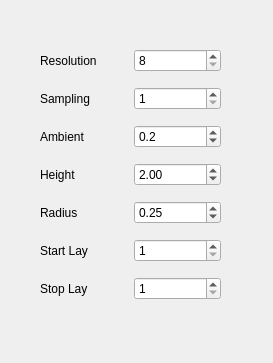
The window that Windows/UI_files/StateMenu.ui (LemurPwned/VISM) describes before a commit, drawn with Qt 5.
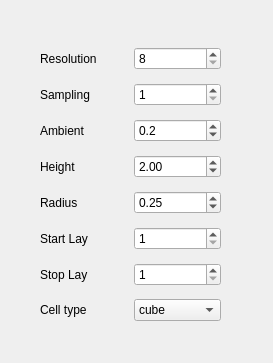
The same window after the commit.

Commit message: added dynamic structure change to the GUI

What changed in the file:
```diff
--- a/Windows/UI_files/StateMenu.ui
+++ b/Windows/UI_files/StateMenu.ui
@@ -19,7 +19,7 @@
      <x>40</x>
      <y>40</y>
      <width>181</width>
-     <height>271</height>
+     <height>288</height>
     </rect>
    </property>
    <layout class="QGridLayout" name="gridLayout">
@@ -169,6 +169,27 @@
       </property>
      </widget>
     </item>
+    <item row="7" column="1">
+     <widget class="QLabel" name="label_8">
+      <property name="text">
+       <string>Cell type</string>
+      </property>
+     </widget>
+    </item>
+    <item row="7" column="2">
+     <widget class="QComboBox" name="comboBox">
+      <item>
+       <property name="text">
+        <string>cube</string>
+       </property>
+      </item>
+      <item>
+       <property name="text">
+        <string>arrow</string>
+       </property>
+      </item>
+     </widget>
+    </item>
    </layout>
   </widget>
  </widget>
```
Left out of the diff: 76 changed lines with no effect on the pictures. The commit also changes 3 other files.
